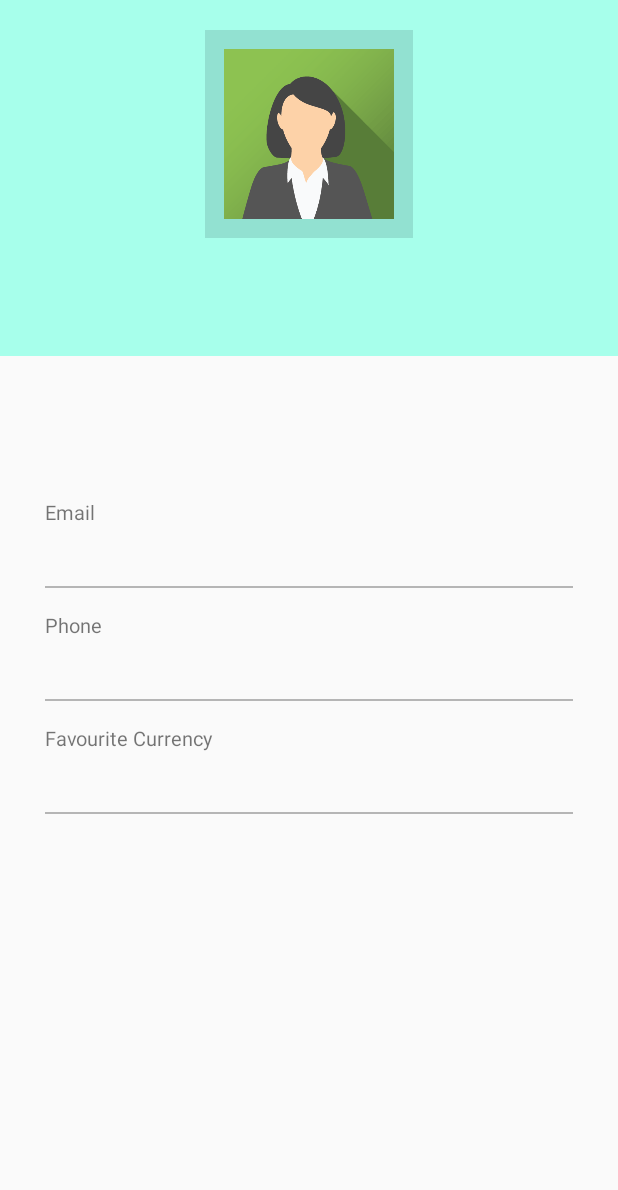
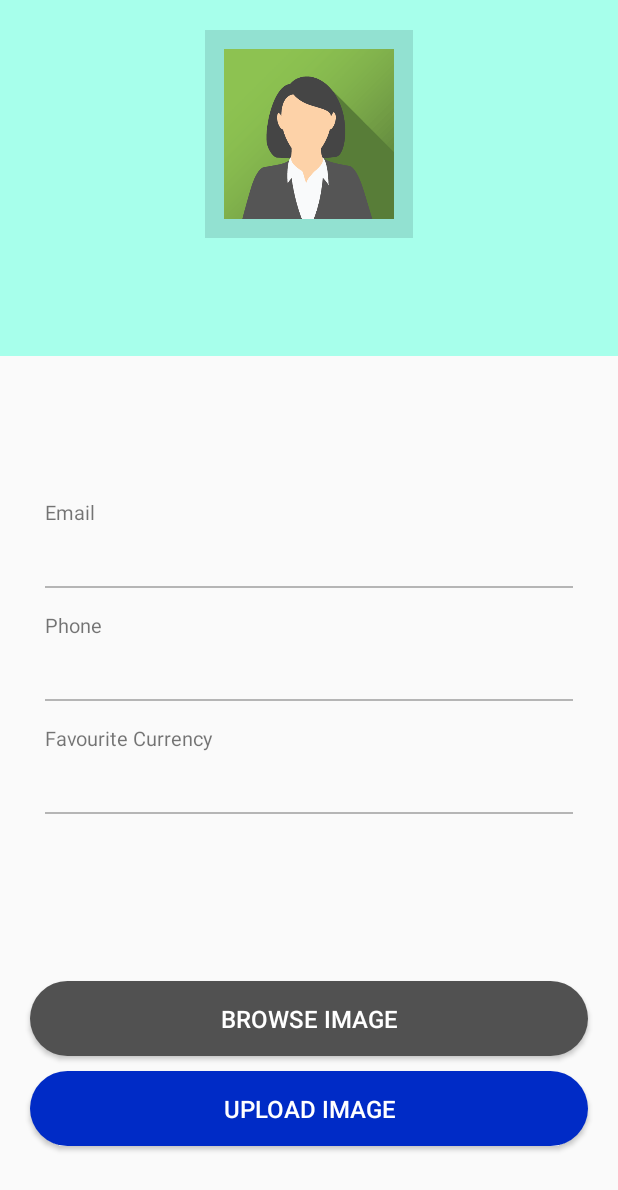
Before and after one commit to MrRoy121/Currency-simpleJAVA, an Android app: the profile screen opened directly, with no data from a screen before it, on a phone screen of 412 x 824 dp. Shown: the top 1190 px of the screen. Run offline under Robolectric (Android 15) with nearby library versions, the phone set to English and light mode, and no system bars; our stand-ins replace Firebase (no records; nobody signed in at launch, a user with empty details on screens opened directly); libraries missing offline, so code that uses them is left out: com.karumi.dexter.

Commit message:
Upload and Select Image Added.

```diff
--- a/app/src/main/AndroidManifest.xml
+++ b/app/src/main/AndroidManifest.xml
@@ -3,6 +3,8 @@
     package="com.example.currency">
 
     <uses-permission android:name="android.permission.INTERNET" />
+    <uses-permission android:name="android.permission.READ_EXTERNAL_STORAGE" />
+    <uses-permission android:name="android.permission.WRITE_EXTERNAL_STORAGE" />
 
     <application
         android:allowBackup="false"
--- a/app/src/main/java/com/example/currency/profile.java
+++ b/app/src/main/java/com/example/currency/profile.java
@@ -1,15 +1,29 @@
 package com.example.currency;
 
+import androidx.activity.result.ActivityResult;
+import androidx.activity.result.ActivityResultCallback;
+import androidx.activity.result.ActivityResultLauncher;
+import androidx.activity.result.contract.ActivityResultContracts;
 import androidx.annotation.NonNull;
+import androidx.annotation.Nullable;
 import androidx.appcompat.app.AppCompatActivity;
 
+import android.Manifest;
+import android.app.Activity;
 import android.content.Intent;
+import android.graphics.Bitmap;
+import android.graphics.BitmapFactory;
+import android.net.Uri;
 import android.os.Bundle;
 import android.util.Log;
+import android.view.View;
+import android.widget.Button;
+import android.widget.ImageView;
 import android.widget.ProgressBar;
 import android.widget.TextView;
 import android.widget.Toast;
 
+import com.google.android.gms.auth.api.signin.internal.Storage;
 import com.google.android.gms.tasks.OnCompleteListener;
 import com.google.android.gms.tasks.OnFailureListener;
 import com.google.android.gms.tasks.OnSuccessListener;
@@ -18,6 +32,20 @@ import com.google.firebase.auth.FirebaseAuth;
 import com.google.firebase.firestore.DocumentReference;
 import com.google.firebase.firestore.DocumentSnapshot;
 import com.google.firebase.firestore.FirebaseFirestore;
+import com.google.firebase.storage.FileDownloadTask;
+import com.google.firebase.storage.FirebaseStorage;
+import com.google.firebase.storage.StorageReference;
+import com.google.firebase.storage.UploadTask;
+import com.karumi.dexter.Dexter;
+import com.karumi.dexter.PermissionToken;
+import com.karumi.dexter.listener.PermissionDeniedResponse;
+import com.karumi.dexter.listener.PermissionGrantedResponse;
+import com.karumi.dexter.listener.PermissionRequest;
+import com.karumi.dexter.listener.single.PermissionListener;
+
+import java.io.File;
+import java.io.IOException;
+import java.io.InputStream;
 
 public class profile extends AppCompatActivity {
 
@@ -27,6 +55,13 @@ public class profile extends AppCompatActivity {
     String gname, gphone, gemail, gcurrency;
     String userID;
     DocumentReference documentReference;
+    Uri filepath;
+    ImageView img;
+    Button browse,upload;
+    FirebaseStorage fst;
+    StorageReference storage;
+    Bitmap bitmap;
+    Boolean exists = false, show = false ;
 
     @Override
     protected void onCreate(Bundle savedInstanceState) {
@@ -37,15 +72,17 @@ public class profile extends AppCompatActivity {
         email = findViewById(R.id.pemail);
         phone = findViewById(R.id.pphone);
         currency = findViewById(R.id.pcurrency);
+        fst = FirebaseStorage.getInstance();
+        storage = fst.getReference();
+
 
         fdauth = FirebaseAuth.getInstance();
         fdstore = FirebaseFirestore.getInstance();
         if (FirebaseAuth.getInstance().getCurrentUser() == null) {
-            Intent i = new Intent(profile.this,login.class);
+            Intent i = new Intent(profile.this, login.class);
             startActivity(i);
             finish();
-        }
-        else {
+        } else {
             userID = fdauth.getCurrentUser().getUid();
             documentReference = fdstore.collection("users").document(userID);
             documentReference.get().addOnCompleteListener(new OnCompleteListener<DocumentSnapshot>() {
@@ -73,6 +110,93 @@ public class profile extends AppCompatActivity {
                     Toast.makeText(profile.this, "Server Error!!", Toast.LENGTH_SHORT).show();
                 }
             });
+
+
+            img = (ImageView) findViewById(R.id.img);
+            upload = (Button) findViewById(R.id.upload);
+            browse = (Button) findViewById(R.id.browse);
+
+            browse.setOnClickListener(new View.OnClickListener() {
+                @Override
+                public void onClick(View view) {
+                    if(!exists){
+                        chosepic();
+                    }else
+                        Toast.makeText(getApplicationContext(), "You have Image Uploaded",Toast.LENGTH_SHORT).show();
+                }
+            });
+
+            upload.setOnClickListener(new View.OnClickListener() {
+                @Override
+                public void onClick(View view) {
+                    if(!show){
+                        uploadtofirebase();
+                    }else
+                        Toast.makeText(getApplicationContext(), "Select An Image First",Toast.LENGTH_SHORT).show();
+
+                }
+            });
+
+            try {
+                StorageReference ds = storage.child("image/" + userID);
+                File l = File.createTempFile(userID,"*");
+                ds.getFile(l).addOnSuccessListener(new OnSuccessListener<FileDownloadTask.TaskSnapshot>() {
+                    @Override
+                    public void onSuccess(FileDownloadTask.TaskSnapshot taskSnapshot) {
+                        bitmap = BitmapFactory.decodeFile(l.getAbsolutePath());
+                        img.setImageBitmap(bitmap);
+                        exists = true;
+                    }
+                }).addOnFailureListener(new OnFailureListener() {
+                    @Override
+                    public void onFailure(@NonNull Exception e) {
+                        Toast.makeText(getApplicationContext(), "Failed!!  " + e.getMessage(),Toast.LENGTH_SHORT).show();
+                    }
+                });
+
+            } catch (IOException e) {
+                e.printStackTrace();
+            }
+
         }
     }
+
+    private void uploadtofirebase() {
+
+        StorageReference d = storage.child("image/" + userID);
+        d.putFile(filepath).addOnSuccessListener(new OnSuccessListener<UploadTask.TaskSnapshot>() {
+            @Override
+            public void onSuccess(UploadTask.TaskSnapshot taskSnapshot) {
+                Toast.makeText(getApplicationContext(), "File Uploaded",Toast.LENGTH_SHORT).show();
+            }
+        }).addOnFailureListener(new OnFailureListener() {
+            @Override
+            public void onFailure(@NonNull Exception e) {
+                Toast.makeText(getApplicationContext(), "Failed!!  " + e.getMessage(),Toast.LENGTH_SHORT).show();
+            }
+        });
+
+
+
+    }
+
+    public void chosepic(){
+        Intent i = new Intent();
+        i.setType("image/*");
+        i.setAction(Intent.ACTION_GET_CONTENT);
+        someActivityResultLauncher.launch(i);
+    }
+    ActivityResultLauncher<Intent> someActivityResultLauncher = registerForActivityResult(
+            new ActivityResultContracts.StartActivityForResult(),
+            new ActivityResultCallback<ActivityResult>() {
+                @Override
+                public void onActivityResult(ActivityResult result) {
+                    if (result.getResultCode() == Activity.RESULT_OK) {
+                        Intent data = result.getData();
+                        filepath = data.getData();
+                        img.setImageURI(filepath);
+                        show = true;
+                    }
+                }
+            });
 }
--- a/app/src/main/java/com/example/currency/welcome.java
+++ b/app/src/main/java/com/example/currency/welcome.java
@@ -19,7 +19,7 @@ public class welcome extends Activity {
         SharedPreferences.Editor editor = pref.edit();
         editor.putBoolean("musics", true);
         editor.apply();
-        startService(new Intent(welcome.this, bgmusic.class));
+        //startService(new Intent(welcome.this, bgmusic.class));
         handler=new Handler();
         handler.postDelayed(new Runnable() {
             @Override
--- a/app/src/main/res/layout/activity_profile.xml
+++ b/app/src/main/res/layout/activity_profile.xml
@@ -22,13 +22,17 @@
             android:background="#92E1D1">
 
             <ImageView
+                android:id="@+id/img"
                 android:layout_width="120dp"
                 android:layout_height="120dp"
-                android:layout_margin="9dp"
+                android:layout_marginStart="9dp"
+                android:layout_marginTop="9dp"
+                android:layout_marginEnd="9dp"
+                android:layout_marginBottom="9dp"
                 android:adjustViewBounds="true"
                 android:padding="3dp"
                 android:scaleType="centerInside"
-                android:src="@drawable/user"/>
+                android:src="@drawable/user" />
 
         </RelativeLayout>
 
@@ -150,4 +154,34 @@
             </LinearLayout>
         </LinearLayout>
     </RelativeLayout>
+
+    <Button
+        android:id="@+id/browse"
+        android:layout_width="match_parent"
+        android:layout_height="50dp"
+        android:layout_alignParentBottom="true"
+        android:layout_marginStart="20dp"
+        android:layout_marginTop="20dp"
+        android:layout_marginEnd="20dp"
+        android:layout_marginBottom="120dp"
+        android:backgroundTint="#515151"
+        android:background="@drawable/cc_button"
+        android:text="Browse Image"
+        android:textColor="@android:color/white"
+        android:textSize="16sp" />
+
+    <Button
+        android:id="@+id/upload"
+        android:layout_width="match_parent"
+        android:layout_height="50dp"
+        android:layout_alignParentBottom="true"
+        android:layout_marginStart="20dp"
+        android:layout_marginTop="20dp"
+        android:layout_marginEnd="20dp"
+        android:layout_marginBottom="60dp"
+        android:background="@drawable/cc_button"
+        android:text="Upload Image"
+        android:textColor="@android:color/white"
+        android:textSize="16sp" />
+
 </RelativeLayout>
--- a/app/src/main/res/layout/activity_register.xml
+++ b/app/src/main/res/layout/activity_register.xml
@@ -9,7 +9,6 @@
     android:padding="16dp"
     android:gravity="center"
     tools:context=".register">
-
 
     <RelativeLayout
         android:layout_width="match_parent"
--- a/app/src/main/res/layout/activity_welcome.xml
+++ b/app/src/main/res/layout/activity_welcome.xml
@@ -6,6 +6,7 @@
     android:orientation="vertical"
     android:layout_gravity="center"
     android:background="@drawable/moneybg">
+
 
     <ImageView
         android:id="@+id/logo_id"
```
Also changed, not shown: app/build.gradle (+5 -3 lines), app/src/main/java/com/example/currency/register.java (+1 -6 lines).
